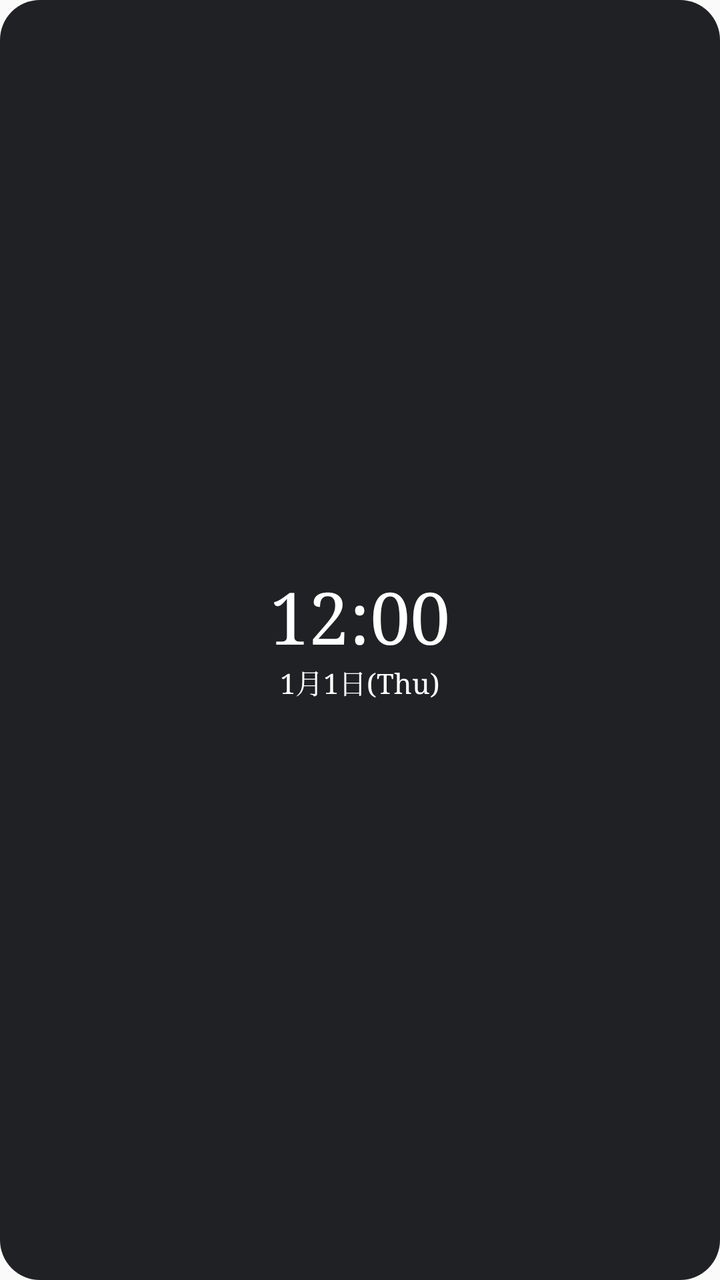
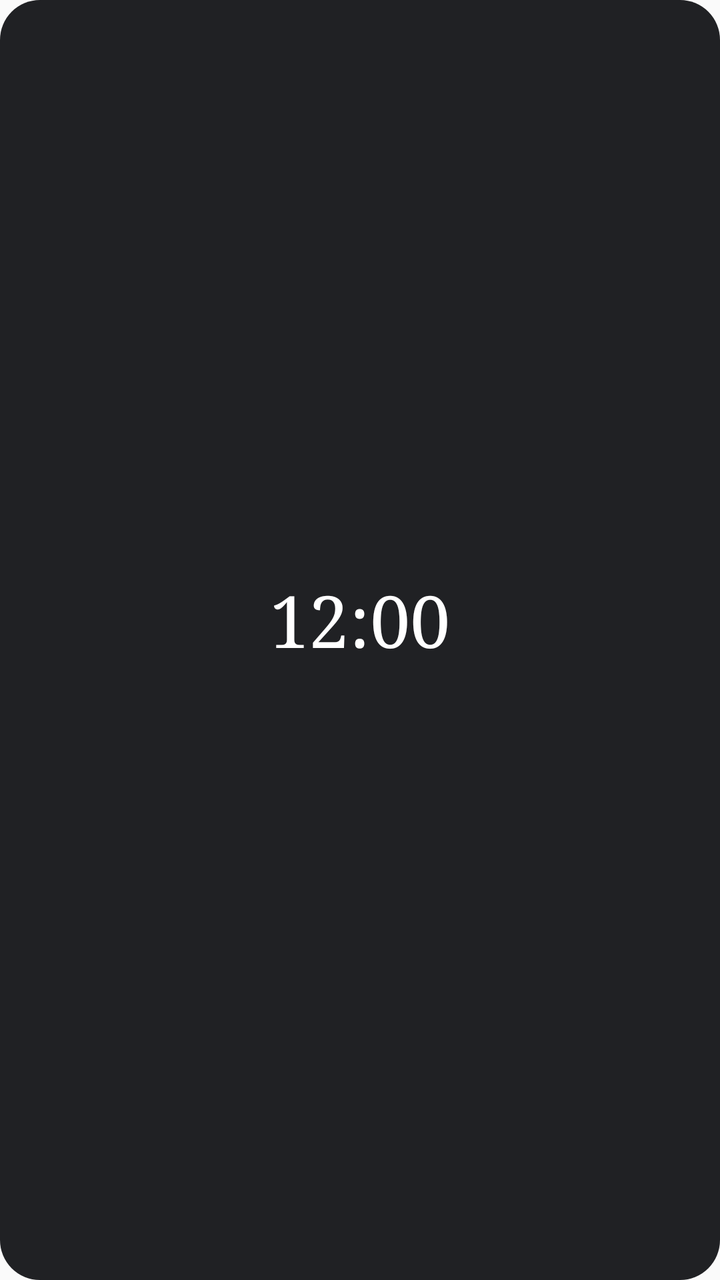

Before-and-after screenshots of an Android layout around one commit, followed by the original layout XML and the change that was made.
<!-- AndroidManifest.xml: application theme android:Theme.Material.Light.NoActionBar -->
<!-- res/layout/widget_serif.xml -->
<?xml version="1.0" encoding="utf-8"?>
<FrameLayout xmlns:android="http://schemas.android.com/apk/res/android"
    android:id="@+id/root"
    android:layout_width="match_parent"
    android:layout_height="match_parent">

    <ImageView
        android:id="@+id/bg"
        android:layout_width="match_parent"
        android:layout_height="match_parent"
        android:scaleType="fitXY"
        android:src="@drawable/widget_bg" />

    <LinearLayout
        android:layout_width="match_parent"
        android:layout_height="match_parent"
        android:gravity="center"
        android:id="@+id/content"
        android:orientation="vertical"
        android:padding="8dp">

        <TextClock
            android:id="@+id/time"
            android:fontFamily="serif"
            android:layout_width="wrap_content"
            android:layout_height="wrap_content"
            android:format12Hour="h:mm"
            android:format24Hour="H:mm"
            android:includeFontPadding="false"
            android:maxLines="1"
            android:textColor="#FFFFFF"
            android:textSize="36sp" />

        <TextClock
            android:id="@+id/date"
            android:fontFamily="serif"
            android:layout_width="wrap_content"
            android:layout_height="wrap_content"
            android:format12Hour="M月d日(E)"
            android:format24Hour="M月d日(E)"
            android:includeFontPadding="false"
            android:maxLines="1"
            android:textColor="#FFFFFF"
            android:textSize="14sp" />
    </LinearLayout>
</FrameLayout>
<!-- resources referenced by this layout -->
<resources>
  <!-- drawable widget_bg (drawable) -->
  <shape xmlns:android="http://schemas.android.com/apk/res/android" android:shape="rectangle">
      <solid android:color="#202124" />
      <corners android:radius="20dp" />
  </shape>
</resources>

<!-- the commit's change to res/layout/widget_serif.xml (unified diff, before → after) -->
@@ -12,18 +12,18 @@
         android:src="@drawable/widget_bg" />
 
     <LinearLayout
+        android:id="@+id/content"
         android:layout_width="match_parent"
         android:layout_height="match_parent"
         android:gravity="center"
-        android:id="@+id/content"
         android:orientation="vertical"
         android:padding="8dp">
 
         <TextClock
             android:id="@+id/time"
-            android:fontFamily="serif"
             android:layout_width="wrap_content"
             android:layout_height="wrap_content"
+            android:fontFamily="serif"
             android:format12Hour="h:mm"
             android:format24Hour="H:mm"
             android:includeFontPadding="false"
@@ -31,13 +31,11 @@
             android:textColor="#FFFFFF"
             android:textSize="36sp" />
 
-        <TextClock
+        <TextView
             android:id="@+id/date"
-            android:fontFamily="serif"
             android:layout_width="wrap_content"
             android:layout_height="wrap_content"
-            android:format12Hour="M月d日(E)"
-            android:format24Hour="M月d日(E)"
+            android:fontFamily="serif"
             android:includeFontPadding="false"
             android:maxLines="1"
             android:textColor="#FFFFFF"
